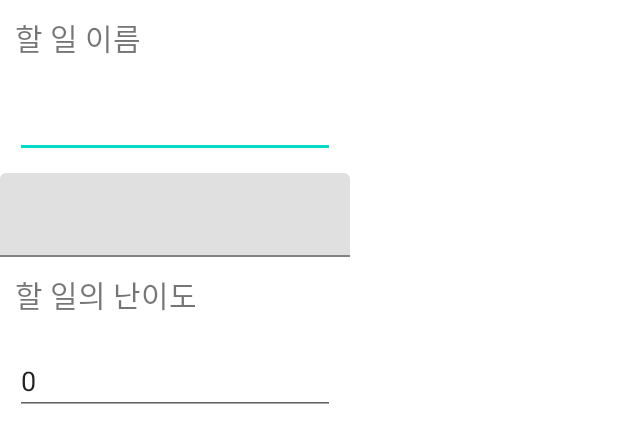
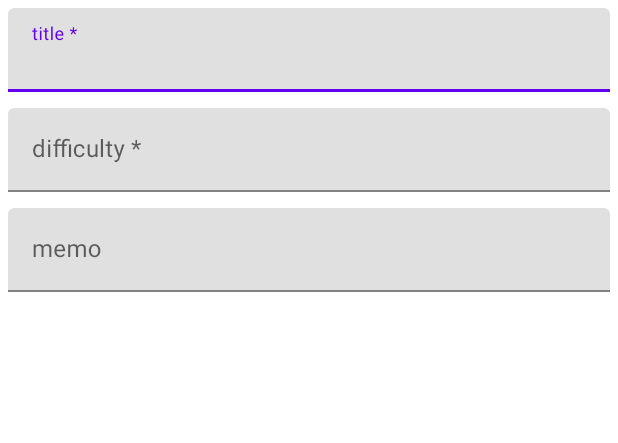
Before and after one commit to eanby00/TODOLIST_TensorFlow, an Android app: the layout tododialog.xml on its own in the app's theme, with its tools: preview values and no code run, on a phone screen of 412 x 824 dp. Shown: the top 443 px of the screen. Run offline under Robolectric (Android 15) with nearby library versions, the phone set to English and light mode, and no system bars.

Commit message:
0723 apply material design

```diff
--- a/app/src/main/res/layout/tododialog.xml
+++ b/app/src/main/res/layout/tododialog.xml
@@ -1,53 +1,66 @@
 <?xml version="1.0" encoding="utf-8"?>
 <LinearLayout xmlns:android="http://schemas.android.com/apk/res/android"
-    android:orientation="vertical" android:layout_width="wrap_content"
-    android:layout_height="wrap_content">
+    xmlns:app="http://schemas.android.com/apk/res-auto"
+    android:orientation="vertical"
+    android:layout_width="match_parent"
+    android:layout_height="match_parent"
+    >
 
+    <ScrollView
+        android:layout_width="match_parent"
+        android:layout_height="match_parent">
 
-    <TextView
+        <LinearLayout
             android:layout_width="match_parent"
-        android:layout_margin="10dp"
-        android:layout_height="wrap_content"
-        android:textSize="20sp"
-        android:text="할 일 이름" />
+            android:layout_height="match_parent"
+            android:orientation="vertical">
 
-    <EditText
-        android:id="@+id/todoName"
-        android:layout_margin="10dp"
+            <com.google.android.material.textfield.TextInputLayout
                 android:layout_width="match_parent"
                 android:layout_height="wrap_content"
-        android:text=""
-        android:ems="10"/>
-
-    <com.google.android.material.textfield.TextInputLayout
-        android:id="@+id/textField1"
-        android:layout_width="match_parent"
-        android:layout_height="wrap_content">
+                app:endIconMode="clear_text"
+                android:hint="title *"
+                android:layout_margin="5dp">
 
                 <com.google.android.material.textfield.TextInputEditText
-            android:id="@+id/edittext"
+                    android:id="@+id/todoName"
                     android:layout_width="match_parent"
                     android:layout_height="wrap_content"/>
 
             </com.google.android.material.textfield.TextInputLayout>
 
+            <com.google.android.material.textfield.TextInputLayout
+                android:layout_width="match_parent"
+                android:layout_height="wrap_content"
+                app:endIconMode="clear_text"
+                android:hint="difficulty *"
+                android:layout_margin="5dp">
+
+                <com.google.android.material.textfield.TextInputEditText
+                    android:id="@+id/todoDif"
+                    android:layout_width="match_parent"
+                    android:layout_height="wrap_content"/>
+
+            </com.google.android.material.textfield.TextInputLayout>
+
+            <com.google.android.material.textfield.TextInputLayout
+                android:layout_width="match_parent"
+                android:layout_height="wrap_content"
+                app:endIconMode="clear_text"
+                android:hint="memo"
+                android:layout_margin="5dp">
+
+                <com.google.android.material.textfield.TextInputEditText
+                    android:id="@+id/todoMemo"
+                    android:layout_width="match_parent"
+                    android:layout_height="wrap_content"/>
+
+            </com.google.android.material.textfield.TextInputLayout>
+        </LinearLayout>
+
+    </ScrollView>
 
 
 
-    <TextView
-        android:layout_width="match_parent"
-        android:layout_margin="10dp"
-        android:layout_height="wrap_content"
-        android:textSize="20sp"
-        android:text="할 일의 난이도" />
-
-    <EditText
-        android:id="@+id/todoDif"
-        android:layout_width="match_parent"
-        android:layout_height="wrap_content"
-        android:layout_margin="10dp"
-        android:ems="10"
-        android:text="0"
-        android:inputType="number" />
 
 </LinearLayout>
```
Also changed, not shown: app/src/main/java/com/todo/todolist/ToDoDate.java (+19 -37 lines), app/src/main/java/com/todo/todolist/roomdb/todolist/RoomToDoList.java (+11 -1 lines), app/src/main/res/layout/todo_item_recycler.xml (+11 -4 lines), 2 other files. Lines whose indentation alone changed are shown as unchanged.
